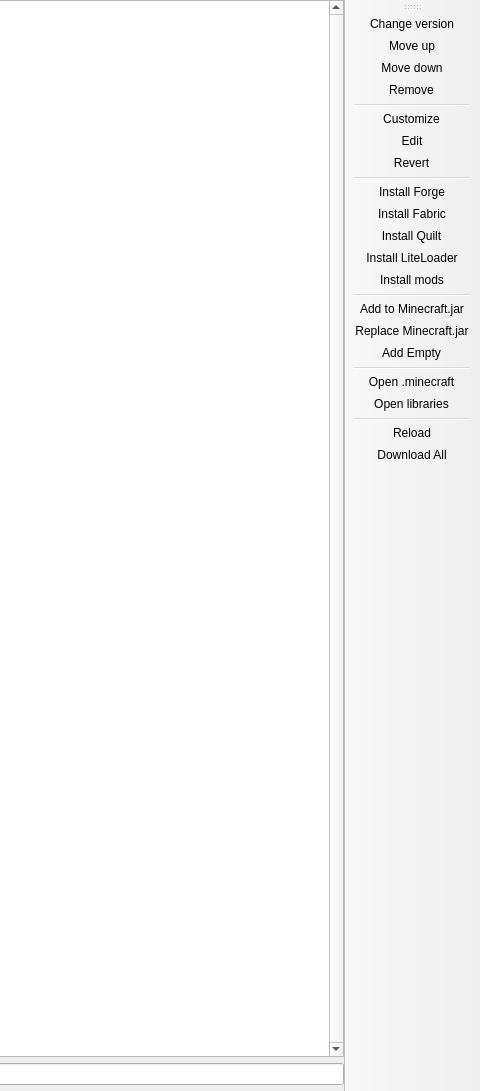
Above: launcher/ui/pages/instance/VersionPage.ui from FreesmTeam/FreesmLauncher before the change; both pictures show x 481 to 961 and y 0 to 1091 of the 961 by 1091 pixel window. Below: the same form after it.
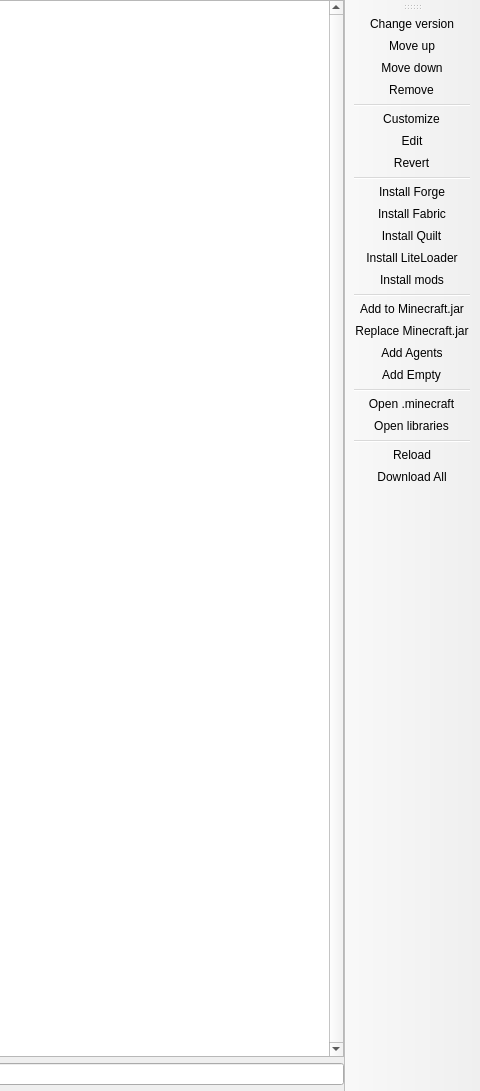
That is the form after the change. Custom widgets are drawn as their Qt base class.

Commit message: Button to add agent

Diff of the .ui file:
```diff
--- a/launcher/ui/pages/instance/VersionPage.ui
+++ b/launcher/ui/pages/instance/VersionPage.ui
@@ -109,6 +109,7 @@
    <addaction name="separator"/>
    <addaction name="actionAdd_to_Minecraft_jar"/>
    <addaction name="actionReplace_Minecraft_jar"/>
+   <addaction name="actionAdd_Agents"/>
    <addaction name="actionAdd_Empty"/>
    <addaction name="separator"/>
    <addaction name="actionMinecraftFolder"/>
@@ -226,6 +227,14 @@
     <string>Replace Minecraft.jar</string>
    </property>
   </action>
+  <action name="actionAdd_Agents">
+   <property name="text">
+	<string>Add Agents</string>
+   </property>
+   <property name="toolTip">
+	<string>Add Java agents.</string>
+   </property>
+  </action>
   <action name="actionAdd_Empty">
    <property name="text">
     <string>Add Empty</string>
```
The commit also changes 5 other files.
